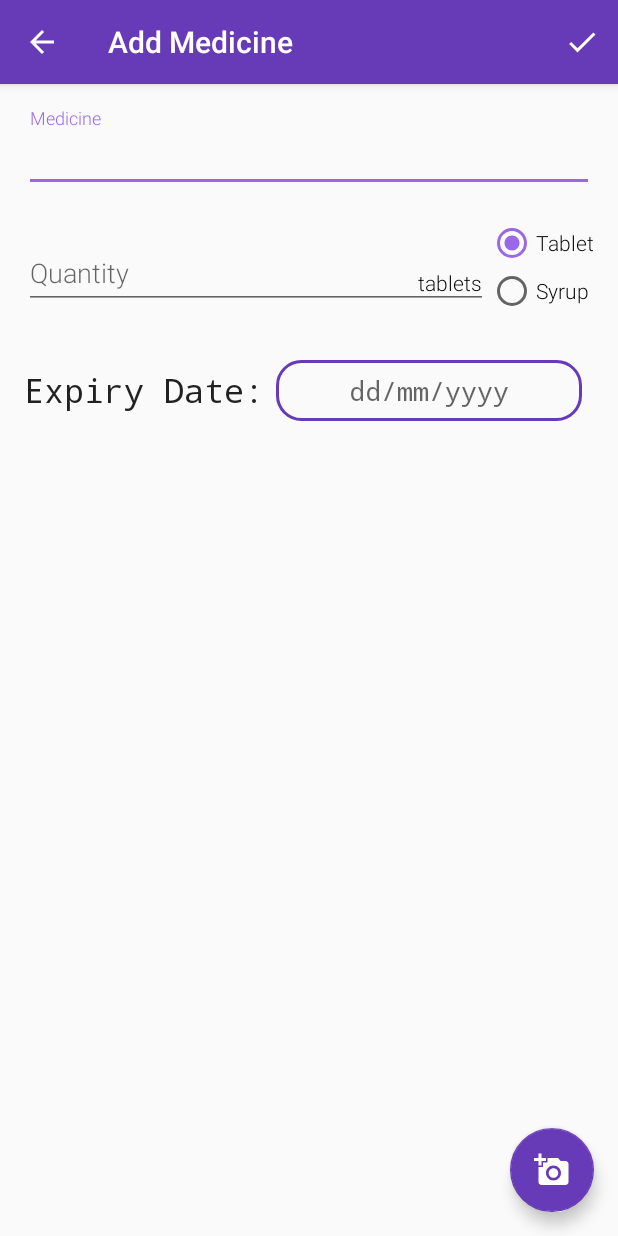
After one commit to ak5hit/WeCare, an Android app: the AddMedicineActivity screen opened directly, with no data from a screen before it, on a phone screen of 412 x 824 dp. The commit adds this screen. Run offline under Robolectric (Android 15) with nearby library versions, the phone set to English and light mode, and no system bars; our stand-ins replace Firebase (no records; nobody signed in at launch, a user with empty details on screens opened directly); libraries missing offline, so code that uses them is left out: id.zelory.compressor.

Commit message:
User can upload medicine details.

```diff
--- a/app/build.gradle
+++ b/app/build.gradle
@@ -9,7 +9,7 @@ android {
     compileSdkVersion 28
     defaultConfig {
         applicationId "com.noblegas.wecare"
-        minSdkVersion 23
+        minSdkVersion 24
         targetSdkVersion 28
         versionCode 1
         versionName "1.0"
@@ -31,6 +31,7 @@ dependencies {
     implementation 'com.android.support:design:28.0.0'
 
     implementation 'com.hbb20:ccp:2.2.3'
+    implementation 'id.zelory:compressor:2.1.0'
     implementation "org.jetbrains.anko:anko-commons:$anko_version"
     implementation 'com.github.bumptech.glide:glide:4.8.0'
     implementation 'com.android.support:support-v4:28.0.0'
@@ -39,6 +40,7 @@ dependencies {
     implementation 'com.firebaseui:firebase-ui-auth:4.2.0'
     implementation 'com.google.firebase:firebase-auth:16.1.0'
     implementation 'com.google.firebase:firebase-core:16.0.6'
+    implementation 'com.google.firebase:firebase-storage:16.0.5'
     implementation 'com.google.firebase:firebase-database:16.0.5'
 
     testImplementation 'junit:junit:4.12'
--- a/app/src/main/java/com/noblegas/wecare/MainActivity.kt
+++ b/app/src/main/java/com/noblegas/wecare/MainActivity.kt
@@ -18,6 +18,7 @@ import com.firebase.ui.auth.AuthUI
 import com.firebase.ui.auth.IdpResponse
 import com.google.firebase.auth.FirebaseAuth
 import com.google.firebase.auth.FirebaseUser
+import com.noblegas.wecare.activities.AddMedicineActivity
 import com.noblegas.wecare.activities.PhoneNumberAuthActivity
 import kotlinx.android.synthetic.main.activity_main.*
 import kotlinx.android.synthetic.main.app_bar_main.*
@@ -70,6 +71,8 @@ class MainActivity : AppCompatActivity() {
             }
         }
         mFirebaseAuth.addAuthStateListener(mFirebaseAuthStateListener)
+
+        add_medicine_fab.setOnClickListener { startActivity(Intent(this, AddMedicineActivity::class.java)) }
 
         setUpNavigationDrawer()
     }
--- a/app/src/main/java/com/noblegas/wecare/activities/PhoneNumberAuthActivity.kt
+++ b/app/src/main/java/com/noblegas/wecare/activities/PhoneNumberAuthActivity.kt
@@ -16,6 +16,7 @@ import com.google.firebase.auth.PhoneAuthCredential
 import com.google.firebase.auth.PhoneAuthProvider
 import com.noblegas.wecare.R
 import com.noblegas.wecare.misc.OTPInputWatcher
+import com.noblegas.wecare.models.Medicine
 import kotlinx.android.synthetic.main.activity_phone_number_auth.*
 import org.jetbrains.anko.longToast
 import org.jetbrains.anko.toast
--- /dev/null
+++ b/app/src/main/res/drawable/expiry_date_bg.xml
@@ -0,0 +1,11 @@
+<?xml version="1.0" encoding="utf-8"?>
+<shape xmlns:android="http://schemas.android.com/apk/res/android"
+       android:shape="rectangle">
+
+    <corners
+            android:radius="16dp"/>
+    <stroke
+            android:width="2dp"
+            android:color="@color/colorPrimary"/>
+
+</shape>
--- /dev/null
+++ b/app/src/main/res/drawable/ic_add_a_photo_white_24dp.xml
@@ -0,0 +1,5 @@
+<vector android:height="24dp" android:tint="#FFFFFF"
+    android:viewportHeight="24.0" android:viewportWidth="24.0"
+    android:width="24dp" xmlns:android="http://schemas.android.com/apk/res/android">
+    <path android:fillColor="#FF000000" android:pathData="M3,4L3,1h2v3h3v2L5,6v3L3,9L3,6L0,6L0,4h3zM6,10L6,7h3L9,4h7l1.83,2L21,6c1.1,0 2,0.9 2,2v12c0,1.1 -0.9,2 -2,2L5,22c-1.1,0 -2,-0.9 -2,-2L3,10h3zM13,19c2.76,0 5,-2.24 5,-5s-2.24,-5 -5,-5 -5,2.24 -5,5 2.24,5 5,5zM9.8,14c0,1.77 1.43,3.2 3.2,3.2s3.2,-1.43 3.2,-3.2 -1.43,-3.2 -3.2,-3.2 -3.2,1.43 -3.2,3.2z"/>
+</vector>
--- /dev/null
+++ b/app/src/main/res/drawable/ic_done_white_24dp.xml
@@ -0,0 +1,5 @@
+<vector android:height="24dp" android:tint="#FFFFFF"
+    android:viewportHeight="24.0" android:viewportWidth="24.0"
+    android:width="24dp" xmlns:android="http://schemas.android.com/apk/res/android">
+    <path android:fillColor="#FF000000" android:pathData="M9,16.2L4.8,12l-1.4,1.4L9,19 21,7l-1.4,-1.4L9,16.2z"/>
+</vector>
--- /dev/null
+++ b/app/src/main/res/layout/activity_add_medicine.xml
@@ -0,0 +1,147 @@
+<?xml version="1.0" encoding="utf-8"?>
+
+<RelativeLayout
+        xmlns:android="http://schemas.android.com/apk/res/android"
+        xmlns:app="http://schemas.android.com/apk/res-auto"
+        android:layout_height="match_parent"
+        android:layout_width="match_parent">
+
+    <ScrollView
+            xmlns:android="http://schemas.android.com/apk/res/android"
+            android:scrollbars="none"
+            android:orientation="vertical"
+            android:layout_width="match_parent"
+            android:layout_height="match_parent">
+
+        <LinearLayout
+                android:padding="16dp"
+                android:orientation="vertical"
+                android:layout_width="match_parent"
+                android:layout_height="wrap_content">
+
+            <android.support.design.widget.TextInputLayout
+                    android:hint="@string/medicine_name_hint"
+                    android:layout_width="match_parent"
+                    android:layout_height="wrap_content">
+                <android.support.design.widget.TextInputEditText
+                        android:id="@+id/medicine_name_input"
+                        android:inputType="textCapWords"
+                        android:layout_width="match_parent"
+                        android:layout_height="wrap_content"/>
+            </android.support.design.widget.TextInputLayout>
+
+            <LinearLayout
+                    android:layout_marginTop="18dp"
+                    android:gravity="center_vertical"
+                    android:orientation="horizontal"
+                    android:layout_width="match_parent"
+                    android:layout_height="wrap_content">
+
+                <RelativeLayout
+                        android:layout_weight="1"
+                        android:layout_width="0dp"
+                        android:layout_height="wrap_content">
+
+                    <android.support.design.widget.TextInputLayout
+                            android:hint="@string/quantity_hint"
+                            android:orientation="horizontal"
+                            android:layout_width="match_parent"
+                            android:layout_height="wrap_content">
+
+                        <android.support.design.widget.TextInputEditText
+                                android:id="@+id/quantity_input"
+                                android:inputType="number"
+                                android:layout_width="match_parent"
+                                android:layout_height="wrap_content"/>
+                    </android.support.design.widget.TextInputLayout>
+
+                    <TextView
+                            android:id="@+id/quantity_unit"
+                            android:text="@string/tablets_string"
+                            android:paddingBottom="8dp"
+                            android:layout_marginEnd="4dp"
+                            android:layout_alignParentEnd="true"
+                            android:layout_alignParentBottom="true"
+                            android:textColor="@android:color/black"
+                            android:textAppearance="@style/TextAppearance.AppCompat.Small"
+                            android:layout_width="wrap_content"
+                            android:layout_height="wrap_content"/>
+                </RelativeLayout>
+
+                <RadioGroup
+                        android:id="@+id/radio_group_quantity"
+                        android:orientation="vertical"
+                        android:checkedButton="@id/radio_tablet"
+                        android:layout_width="wrap_content"
+                        android:layout_height="wrap_content">
+
+                    <android.support.v7.widget.AppCompatRadioButton
+                            android:id="@+id/radio_tablet"
+                            android:text="@string/radio_tablet"
+                            android:textAppearance="@style/TextAppearance.AppCompat.Small"
+                            android:layout_width="wrap_content"
+                            android:layout_height="wrap_content"/>
+
+                    <android.support.v7.widget.AppCompatRadioButton
+                            android:id="@+id/radio_syrup"
+                            android:text="@string/radio_syrup"
+                            android:textAppearance="@style/TextAppearance.AppCompat.Small"
+                            android:layout_width="wrap_content"
+                            android:layout_height="wrap_content"/>
+                </RadioGroup>
+
+
+            </LinearLayout>
+
+            <LinearLayout
+                    android:layout_marginTop="22dp"
+                    android:gravity="center_vertical"
+                    android:orientation="horizontal"
+                    android:layout_width="match_parent"
+                    android:layout_height="wrap_content">
+
+                <TextView
+                        android:text="@string/expiry_date_tv"
+                        android:fontFamily="monospace"
+                        android:textAppearance="@style/TextAppearance.AppCompat.Large"
+                        android:layout_width="wrap_content"
+                        android:layout_height="wrap_content"/>
+
+                <TextView
+                        android:id="@+id/expiry_date_tv"
+                        android:padding="8dp"
+                        android:textSize="18sp"
+                        android:gravity="center"
+                        android:layout_margin="8dp"
+                        android:fontFamily="monospace"
+                        android:textColor="@android:color/black"
+                        android:hint="@string/expiry_date_tv_hint"
+                        android:background="@drawable/expiry_date_bg"
+                        android:layout_weight="1"
+                        android:layout_width="0dp"
+                        android:layout_height="wrap_content"/>
+
+            </LinearLayout>
+
+            <android.support.v4.view.ViewPager
+                    android:id="@+id/image_slider"
+                    android:visibility="gone"
+                    android:layout_marginTop="20dp"
+                    android:layout_width="match_parent"
+                    android:layout_height="250dp">
+            </android.support.v4.view.ViewPager>
+
+        </LinearLayout>
+    </ScrollView>
+
+    <android.support.design.widget.FloatingActionButton
+            android:id="@+id/choose_images_button"
+            android:layout_width="wrap_content"
+            android:layout_height="wrap_content"
+            android:layout_alignParentEnd="true"
+            android:layout_alignParentBottom="true"
+            android:layout_margin="@dimen/fab_margin"
+            app:backgroundTint="@color/colorPrimary"
+            app:srcCompat="@drawable/ic_add_a_photo_white_24dp"/>
+
+</RelativeLayout>
--- /dev/null
+++ b/app/src/main/res/menu/activity_add_medicine_menu.xml
@@ -0,0 +1,10 @@
+<?xml version="1.0" encoding="utf-8"?>
+<menu xmlns:android="http://schemas.android.com/apk/res/android" xmlns:app="http://schemas.android.com/apk/res-auto">
+
+    <item
+            android:id="@+id/action_save"
+            android:title="@string/action_save"
+            android:icon="@drawable/ic_done_white_24dp"
+            app:showAsAction="always"/>
+
+</menu>
--- a/app/src/main/res/values/strings.xml
+++ b/app/src/main/res/values/strings.xml
@@ -27,4 +27,20 @@
     <string name="enter_phone_number">Enter Phone Number</string>
     <string name="enter_security_code">Enter Security Code</string>
     <string name="mandatory_verification_message">Verification is Mandatory</string>
+    <string name="choose_images_button">Choose Images</string>
+    <string name="medicine_name_hint">Medicine</string>
+    <string name="expiry_date_tv_hint">dd/mm/yyyy</string>
+    <string name="action_save">Save</string>
+    <string name="expiry_date_error">Select an Expiry Date</string>
+    <string name="no_image_selected_error">Select at least 1 image</string>
+    <string name="editingActivityBackButtonAlert">Discard your changes and quit editing?</string>
+    <string name="keep_editing">KEEP EDITING</string>
+    <string name="discard">DISCARD</string>
+    <string name="add_medicine_label">Add Medicine</string>
+    <string name="radio_tablet">Tablet</string>
+    <string name="radio_syrup">Syrup</string>
+    <string name="quantity_hint">Quantity</string>
+    <string name="expiry_date_tv">Expiry Date:</string>
+    <string name="tablets_string">tablets</string>
+    <string name="ml_string">mL</string>
 </resources>
--- a/app/src/main/res/values/styles.xml
+++ b/app/src/main/res/values/styles.xml
@@ -6,6 +6,8 @@
         <item name="colorPrimaryDark">@color/colorPrimaryDark</item>
         <item name="colorPrimary">@color/colorPrimary</item>
         <item name="colorAccent">@color/colorAccent</item>
+
+        <item name="android:fontFamily">sans-serif-light</item>
 
     </style>
     <style name="AppTheme.NoActionBar" parent="AppTheme">
```
Also changed, not shown: app/src/main/AndroidManifest.xml (+10 -2 lines), app/src/main/java/com/noblegas/wecare/activities/AddMedicineActivity.kt (added, +269 -0 lines), app/src/main/java/com/noblegas/wecare/adapters/ImageSliderAdapter.kt (added, +40 -0 lines), app/src/main/java/com/noblegas/wecare/models/Medicine.kt (added, +11 -0 lines), app/src/main/res/layout/item_image_slider.xml (added, +15 -0 lines).
